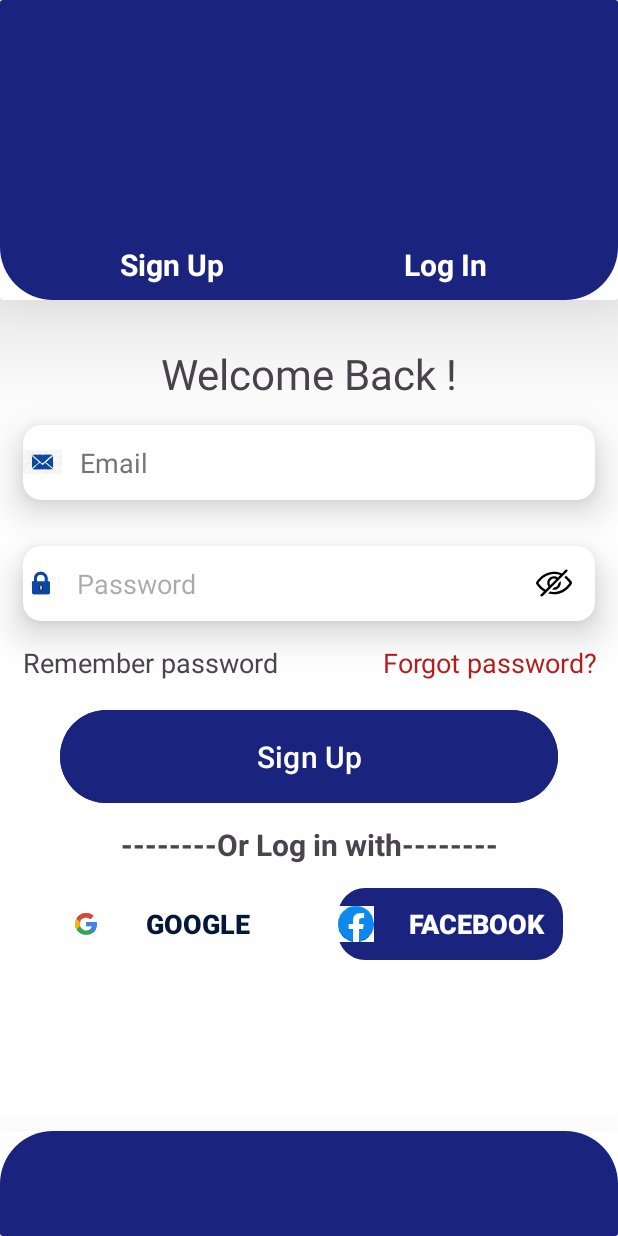
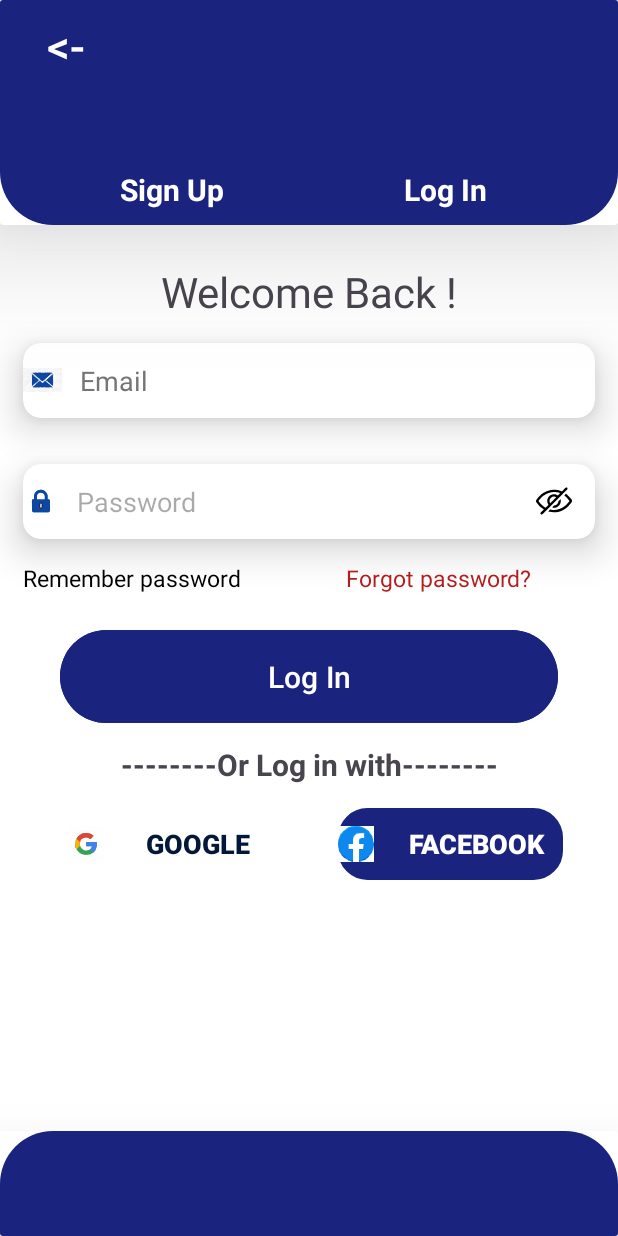
Before and after one commit to nikk-anand6244/RelativeLogin2, an Android app: the MainActivity5 screen opened directly, with no data from a screen before it, on a phone screen of 412 x 824 dp. Run offline under Robolectric (Android 15) with nearby library versions, the phone set to English and light mode, and no system bars.

```diff
--- a/app/src/main/java/com/example/relativelogin2/MainActivity5.kt
+++ b/app/src/main/java/com/example/relativelogin2/MainActivity5.kt
@@ -1,12 +1,19 @@
 package com.example.relativelogin2
 
+import android.content.Intent
 import android.os.Bundle
+import android.widget.Button
+import android.widget.TextView
+import android.widget.Toast
 import androidx.activity.enableEdgeToEdge
 import androidx.appcompat.app.AppCompatActivity
 import androidx.core.view.ViewCompat
 import androidx.core.view.WindowInsetsCompat
+import org.w3c.dom.Text
 
 class MainActivity5 : AppCompatActivity() {
+    private var btn: Button?=null
+    private var tvn: TextView?=null
     override fun onCreate(savedInstanceState: Bundle?) {
         super.onCreate(savedInstanceState)
         enableEdgeToEdge()
@@ -16,5 +23,27 @@ class MainActivity5 : AppCompatActivity() {
             v.setPadding(systemBars.left, systemBars.top, systemBars.right, systemBars.bottom)
             insets
         }
+        btn=findViewById(R.id.bt1)
+        btn?.setOnClickListener {
+            Toast.makeText( this,"Login Done", Toast.LENGTH_SHORT).show()
+
+        }
+        btn=findViewById(R.id.btnArrow)
+        btn?.setOnClickListener {
+            Toast.makeText( this,"Next UI Screen", Toast.LENGTH_SHORT).show()
+            val intent= Intent(this,MainActivity2::class.java)
+            startActivity(intent)
+        }
+        tvn=findViewById(R.id.tv1)
+        tvn?.setOnClickListener {
+            Toast.makeText( this,"Signup Screen", Toast.LENGTH_SHORT).show()
+            val intent= Intent(this,MainActivity4::class.java)
+            startActivity(intent)
+        }
+        tvn=findViewById(R.id.tv3)
+        tvn?.setOnClickListener {
+            Toast.makeText( this,"On Login Screen", Toast.LENGTH_SHORT).show()
+
+        }
     }
 }
--- a/app/src/main/res/drawable/btncorner.xml
+++ b/app/src/main/res/drawable/btncorner.xml
@@ -1,6 +1,12 @@
 <?xml version="1.0" encoding="utf-8"?>
 <shape xmlns:android="http://schemas.android.com/apk/res/android"
     android:shape="rectangle">
+
+
+
+        <stroke
+            android:width="3dp"
+            android:color="#0D47A1"/>
 
         <corners
             android:topLeftRadius="18dp"
--- a/app/src/main/res/layout/activity_main5.xml
+++ b/app/src/main/res/layout/activity_main5.xml
@@ -11,8 +11,9 @@
     <androidx.cardview.widget.CardView
         android:id="@+id/cv1"
         android:layout_width="match_parent"
-        android:layout_height="200dp"
+        android:layout_height="150dp"
         android:background="@android:color/transparent"
+        app:cardBackgroundColor="@color/white"
         app:cardElevation="50dp"
 
         >
@@ -22,6 +23,14 @@
             android:background="@drawable/bottomroundcard"
 
             >
+            <Button
+                android:id="@+id/btnArrow"
+                android:layout_width="wrap_content"
+                android:layout_height="wrap_content"
+                android:text="@string/arrow"
+                android:textSize="30sp"
+                android:textColor="@color/white"
+                android:background="@android:color/transparent"/>
             <TextView
                 android:id="@+id/tv1"
                 android:layout_width="wrap_content"
@@ -37,6 +46,7 @@
 
                 />
             <TextView
+                android:id="@+id/tv3"
                 android:layout_width="wrap_content"
                 android:layout_height="wrap_content"
                 android:text="@string/log_in"
@@ -60,7 +70,7 @@
         android:layout_below="@+id/cv1"
         android:textSize="28sp"
         android:gravity="center_horizontal"
-        android:layout_marginTop="30dp"
+        android:layout_marginTop="25dp"
         />
 
 
@@ -72,6 +82,7 @@
         app:cardCornerRadius="12dp"
         android:layout_margin="15dp"
         app:cardElevation="15dp"
+        app:cardBackgroundColor="@color/white"
         >
 
         <EditText
@@ -97,6 +108,7 @@
         app:cardCornerRadius="12dp"
         android:layout_margin="15dp"
         app:cardElevation="15dp"
+        app:cardBackgroundColor="@color/white"
         >
             <EditText
                 android:layout_width="match_parent"
@@ -117,7 +129,8 @@
         android:layout_width="wrap_content"
         android:layout_height="wrap_content"
         android:text="@string/remember_password"
-        android:textSize="18sp"
+        android:textSize="15sp"
+        android:textColor="#000000"
         android:layout_marginStart="15dp"
         android:layout_below="@id/cv3"
         />
@@ -129,7 +142,7 @@
         android:layout_below="@id/cv3"
         android:text="@string/forgot_password"
         android:layout_marginStart="70dp"
-        android:textSize="18sp"
+        android:textSize="15sp"
         android:textColor="#B71C1C"
         />
 
@@ -137,14 +150,15 @@
         android:id="@+id/bt1"
         android:layout_width="match_parent"
         android:layout_height="70dp"
-        android:layout_below="@+id/tv4"
+        android:layout_below="@+id/tv5"
         android:layout_marginStart="40dp"
-        android:layout_marginTop="15dp"
+        android:layout_marginTop="20dp"
         android:layout_marginEnd="40dp"
         android:backgroundTint="#1A237E"
         android:elevation="50dp"
-        android:text="@string/sign_Up"
+        android:text="@string/log_in"
         android:textSize="20sp"
+        android:textColor="@color/white"
         tools:ignore="DuplicateSpeakableTextCheck,VisualLintButtonSize" />
     <TextView
         android:id="@+id/tv6"
@@ -174,6 +188,7 @@
         android:background="@drawable/btncorner"
         />
     <androidx.appcompat.widget.AppCompatButton
+        android:id="@+id/bt3"
         android:layout_width="150dp"
         android:layout_height="wrap_content"
         android:text="@string/facebook"
@@ -194,6 +209,7 @@
         android:layout_height="70dp"
         android:layout_alignParentBottom="true"
         app:cardElevation="50dp"
+        app:cardBackgroundColor="@color/white"
         android:background="@android:color/transparent"
         >
         <RelativeLayout
--- a/app/src/main/res/values/strings.xml
+++ b/app/src/main/res/values/strings.xml
@@ -31,4 +31,5 @@
     <string name="or_log_in_with">--------Or Log in with--------</string>
     <string name="Google">Google</string>
     <string name="remember_password">Remember password</string>
+    <string name="arrow"><![CDATA[<-]]></string>
 </resources>
```
Also changed, not shown: app/src/main/AndroidManifest.xml (+6 -4 lines), app/src/main/java/com/example/relativelogin2/MainActivity.kt (+14 -0 lines), app/src/main/java/com/example/relativelogin2/MainActivity2.kt (+22 -0 lines), app/src/main/java/com/example/relativelogin2/MainActivity3.kt (+14 -0 lines), app/src/main/java/com/example/relativelogin2/MainActivity4.kt (+28 -2 lines), app/src/main/res/layout/activity_main.xml (+6 -5 lines), app/src/main/res/layout/activity_main2.xml (+9 -0 lines), app/src/main/res/layout/activity_main3.xml (+8 -11 lines), app/src/main/res/layout/activity_main4.xml (+20 -4 lines).
